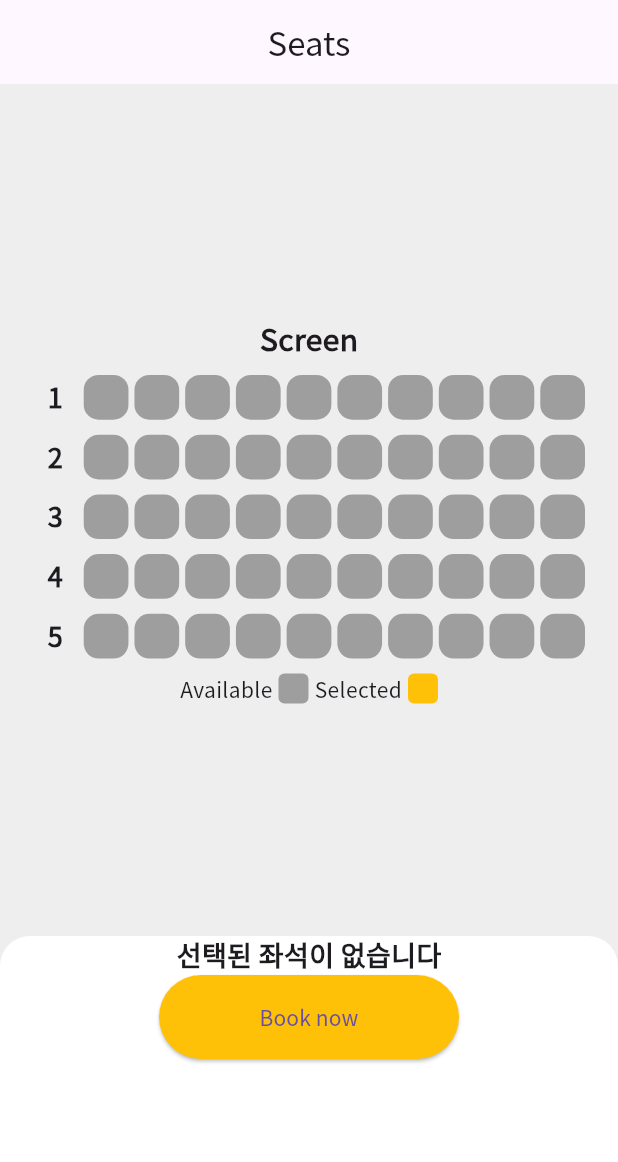
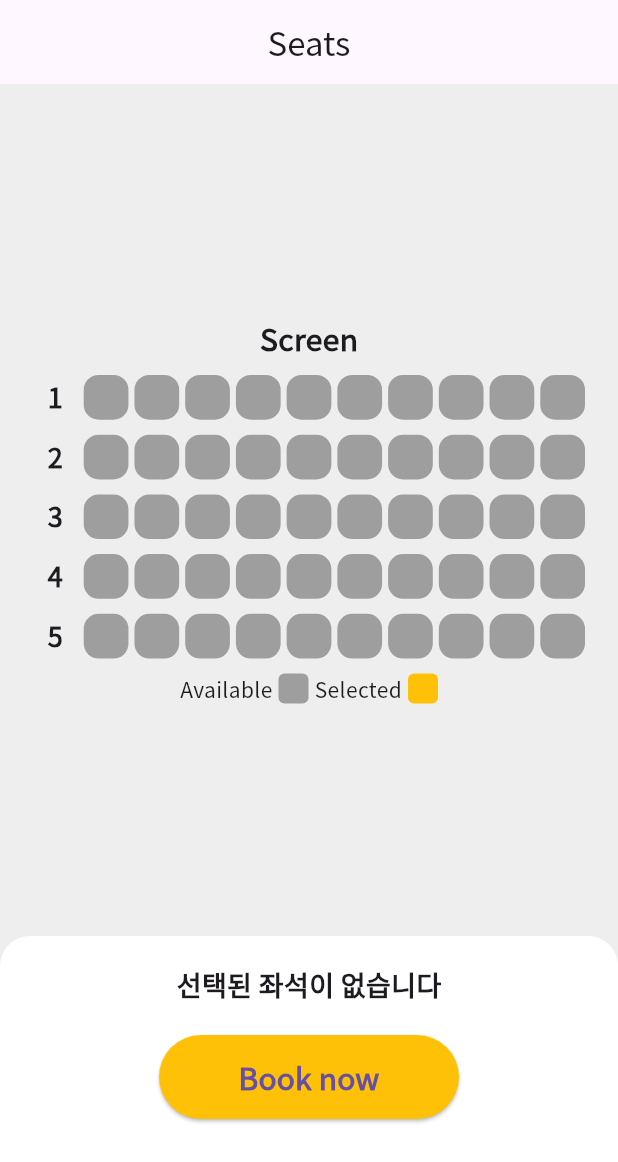
Before and after one commit to daehan-lim/flutter-widget-test, a Flutter app: the screen it shows after launch, on a phone screen of 412 x 824 dp. Shown: the top 1162 px of the screen. Run offline on Flutter 3.47's test engine with Material 3 defaults, Android fonts, the phone set to English and light mode, and no system bars; our stand-ins replace flutter_markdown.

Commit message:
Finish seat_bottom UI

```diff
--- a/lib/ui/seat/widgets/seat_bottom.dart
+++ b/lib/ui/seat/widgets/seat_bottom.dart
@@ -14,17 +14,22 @@ class SeatBottom extends StatelessWidget {
       ),
       child: Column(
         children: [
+          SizedBox(height: 20),
           Text(
             '선택된 좌석이 없습니다',
             style: TextStyle(fontSize: 18, fontWeight: FontWeight.bold),
           ),
+          SizedBox(height: 20),
           SizedBox(
             width: 200,
             height: 56,
             child: ElevatedButton(
               onPressed: () {},
               style: ElevatedButton.styleFrom(backgroundColor: Colors.amber),
-              child: Text('Book now'),
+              child: Text(
+                'Book now',
+                style: TextStyle(fontSize: 20, fontWeight: FontWeight.bold),
+              ),
             ),
           ),
         ],
```
